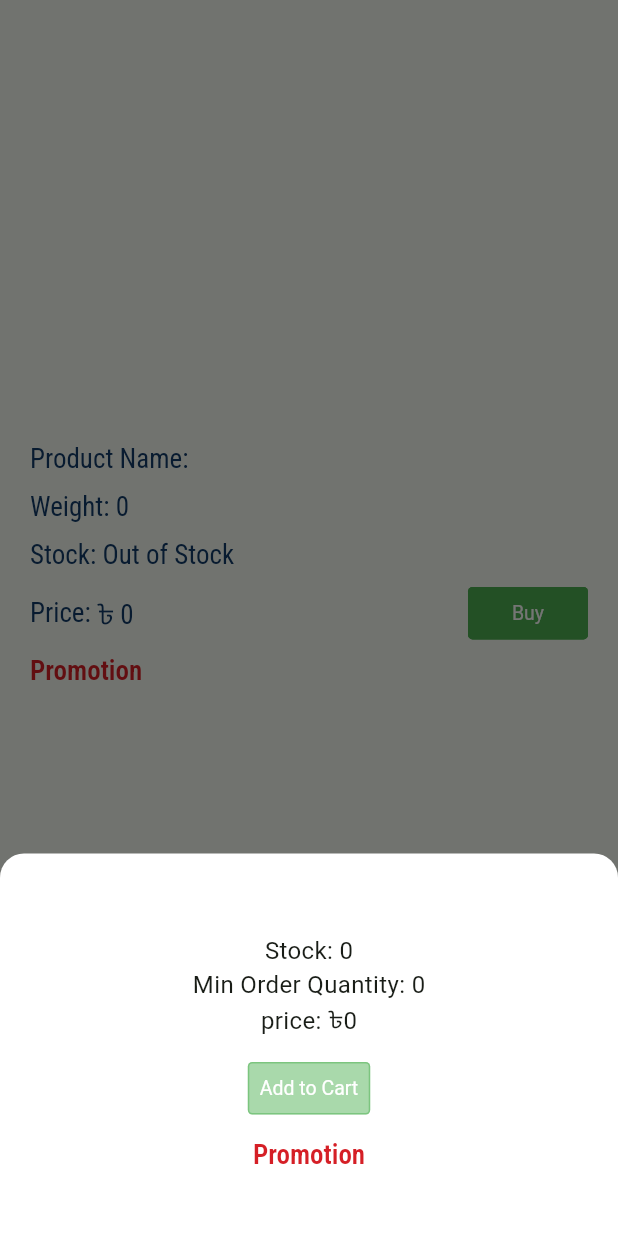
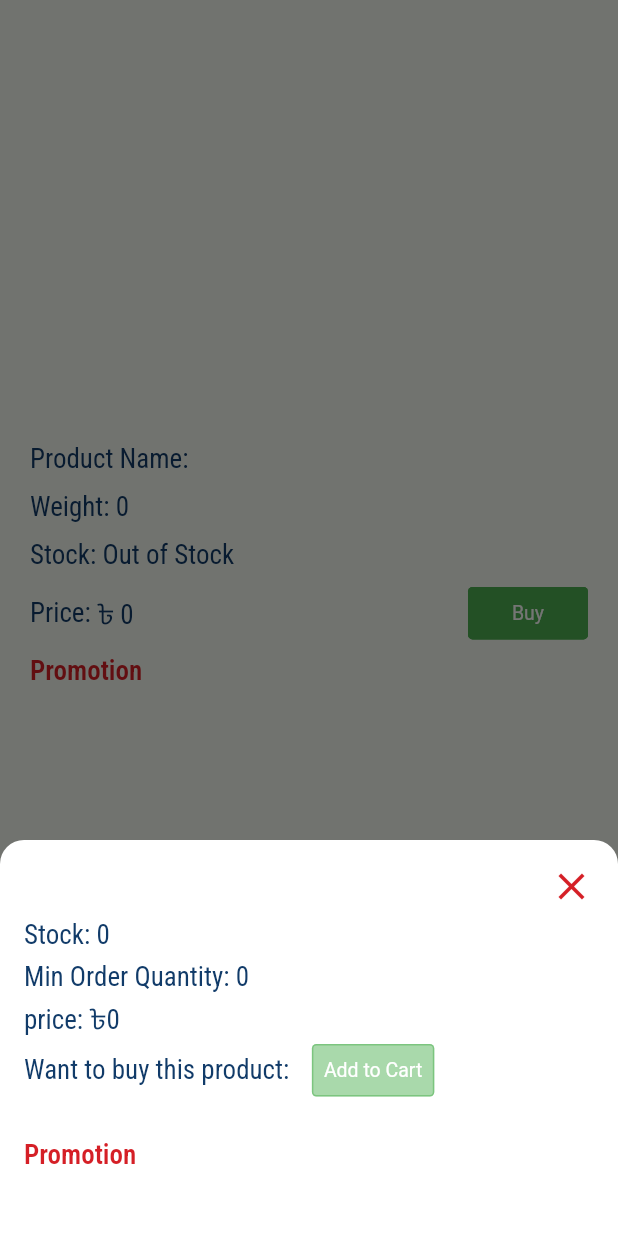
Before and after one commit to Sumaiya-Mollika/ezy_shop, a Flutter app: the ProductDetailsScreen screen opened directly with empty values, after a tap on "Buy", on a phone screen of 412 x 824 dp. Run offline on Flutter 3.47's test engine with Material 3 defaults, Android fonts, the phone set to English and light mode, and no system bars; drawn by our look-alikes of getwidget; our stand-ins replace dio, get, get_storage, google_fonts, persistent_bottom_nav_bar_v2, photo_view; accounts and stored records are empty.

Commit message:
feat: product quantity textfield issue fix and change bottomsheet design

```diff
--- a/lib/app/views/login_screen.dart
+++ b/lib/app/views/login_screen.dart
@@ -55,7 +55,7 @@ class LoginScreen extends StatelessWidget {
                   ),
                   Obx(() {
                     return authController.isLoading.value
-                        ? GFLoader(type: GFLoaderType.square,)
+                        ? GFLoader()
                         : AppButton(
                             buttonText: "Login",
                             onButtonPress:authController.userName.isNotEmpty&&authController.password.isNotEmpty? () {
--- a/lib/app/views/product/quantity_bottom_sheet.dart
+++ b/lib/app/views/product/quantity_bottom_sheet.dart
@@ -1,4 +1,6 @@
+import 'package:ezy_shop/app/components/text_component.dart';
 import 'package:ezy_shop/app/models/cart_item.dart';
+import 'package:ezy_shop/app/utils/style.dart';
 import 'package:ezy_shop/app/utils/util.dart';
 import 'package:flutter/material.dart';
 import 'package:get/get.dart';
@@ -13,8 +15,12 @@ class QuantityBottomSheet extends StatelessWidget {
   @override
   Widget build(BuildContext context) {
     final cartController = Get.put(CartController());
-   final RxInt quantity = (cartController.getProductQuantity(product.id!) ?? product.minimumOrderQuantity!).obs;
-
+    final RxInt quantity = (cartController.getProductQuantity(product.id!) ??
+            product.minimumOrderQuantity!)
+        .obs;
+    final TextEditingController quantityController =
+        TextEditingController(text: quantity.value.toString());
+    final GlobalKey<FormState> _formKey = GlobalKey<FormState>();
     return Container(
       width: Get.width,
       padding: EdgeInsets.all(16),
@@ -22,164 +28,144 @@ class QuantityBottomSheet extends StatelessWidget {
         color: Colors.white,
         borderRadius: BorderRadius.vertical(top: Radius.circular(16)),
       ),
+      child: Form(
+        key: _formKey,
         child: Column(
+          spacing: 6,
           mainAxisSize: MainAxisSize.min,
+          mainAxisAlignment: MainAxisAlignment.start,
+          crossAxisAlignment: CrossAxisAlignment.start,
           children: [
-          Text(
+            Row(
+              mainAxisAlignment: MainAxisAlignment.spaceBetween,
+              children: [
+                TextComponent(
                   product.title ?? 'Product',
-            style: TextStyle(fontSize: 20, fontWeight: FontWeight.bold),
+                  fontWeight: AppFontWeight.titleFontWeight,
+                  fontSize: TextSize.titleFontSize,
                 ),
-          SizedBox(height: 8),
-          Text(
+                GestureDetector(
+                    onTap: () {
+                      if (cartController.isProductInCart(product.id!)) {
+                        cartController.updateCartProductQuantity(
+                            product.id!, quantity.value);
+                      }
+
+                      Get.back();
+                    },
+                    child: Icon(
+                      Icons.close,
+                      color: AppColors.kErrorColor,
+                      size: 30,
+                    )),
+              ],
+            ),
+            TextComponent(
               'Stock: ${product.stock}',
-            style: TextStyle(fontSize: 16),
             ),
-          Text(
+            TextComponent(
               'Min Order Quantity: ${product.minimumOrderQuantity}',
-            style: TextStyle(fontSize: 16),
             ),
             Obx(
-            () => Text(
+              () => TextComponent(
                 'price: ${getPromotionText(CartItem(product: product, quantity: quantity.value)) ?? '৳${product.mrp! * quantity.value}'}',
-              style: TextStyle(fontSize: 16),
               ),
             ),
-          SizedBox(height: 16),
             Obx(
               () => cartController.isProductInCart(product.id!)
                   ? Row(
-                    mainAxisAlignment: MainAxisAlignment.center,
+                      spacing: 20,
                       children: [
-                      IconButton(
-                        onPressed: () {
-
-                          if (quantity.value > product.minimumOrderQuantity!) {
-                            quantity.value -= 1;
-                          }
-                          cartController.updateCartProductQuantity(product.id!, quantity.value);
-                        },
-                        icon: Icon(Icons.remove),
+                        TextComponent(
+                          'Quantity:',
                         ),
-                      Obx(
-                        () => SizedBox(
-                          width: 80,
-                          child: TextField(
-                            controller: TextEditingController(
-                                text: quantity.value.toString()),
+                        SizedBox(
+                          width: Get.width * .5,
+                          child: TextFormField(
+                            controller: quantityController,
                             keyboardType: TextInputType.number,
                             decoration: InputDecoration(
                               border: OutlineInputBorder(),
                               contentPadding: EdgeInsets.symmetric(
-                                  vertical: 10, horizontal: 10),
+                                  vertical: 5, horizontal: 10),
+                              prefix: IconButton(
+                                onPressed: () {
+                                  if (quantity.value >
+                                      product.minimumOrderQuantity!) {
+                                    quantity.value -= 1;
+                                    quantityController.text =
+                                        quantity.value.toString();
+                                  }
+                                  cartController.updateCartProductQuantity(
+                                      product.id!, quantity.value);
+                                },
+                                icon: Icon(Icons.remove),
                               ),
+                              suffix: IconButton(
+                                onPressed: () {
+                                  if (quantity.value < product.stock!) {
+                                    quantity.value += 1;
+                                    quantityController.text =
+                                        quantity.value.toString();
+                                  }
+                                  cartController.updateCartProductQuantity(
+                                      product.id!, quantity.value);
+                                },
+                                icon: Icon(Icons.add),
+                              ),
+                            ),
+                            validator: (value) {
+                              int newValue = int.tryParse(value!) ??
+                                  product.minimumOrderQuantity!;
+                              if (newValue > product.stock!) {
+                                return 'Maximum quantity is ${product.stock}';
+                              } else if (newValue <
+                                  product.minimumOrderQuantity!) {
+                                return 'Minimum quantity is ${product.minimumOrderQuantity}';
+                              }
+                              return null;
+                            },
+                            onTapOutside: (event) {
+                              if (_formKey.currentState!.validate()) {
+                                cartController.updateCartProductQuantity(
+                                    product.id!, quantity.value);
+                              }
+                            },
                             onChanged: (value) {
-                              if (value.isEmpty) {
-                                quantity.value = product.minimumOrderQuantity!;
-
-                              } else {
+                              if (_formKey.currentState!.validate()) {
                                 int newValue = int.tryParse(value) ??
                                     product.minimumOrderQuantity!;
-                                if (newValue > product.stock!) {
-                                  quantity.value = product.stock!;
-                                } else if (newValue <
-                                    product.minimumOrderQuantity!) {
-                                  quantity.value =
-                                      product.minimumOrderQuantity!;
-                                } else {
                                 quantity.value = newValue;
+                                cartController.updateCartProductQuantity(
+                                    product.id!, quantity.value);
                               }
-                              }
-                                 cartController.updateCartProductQuantity(product.id!, quantity.value);
                             },
                           ),
                         ),
-                      ),
-                      IconButton(
-                        onPressed: () {
-
-                          if (quantity.value < product.stock!) {
-                            quantity.value += 1;
-                          }
-                          cartController.updateCartProductQuantity(product.id!, quantity.value);
-                        },
-                        icon: Icon(Icons.add),
-                      ),
                       ],
                     )
-                : AppButton(
+                  : Row(
+                      spacing: 15,
+                      children: [
+                        TextComponent(
+                          'Want to buy this product:',
+                        ),
+                        AppButton(
                           buttonText: "Add to Cart",
                           onButtonPress: quantity.value != 0
                               ? () {
-                            cartController.addToCart(product, quantity.value);
-                            Get.back();
+                                  cartController.addToCart(
+                                      product, quantity.value);
                                 }
                               : null,
                         ),
+                      ],
                     ),
-          // Row(
-          //   mainAxisAlignment: MainAxisAlignment.center,
-          //   children: [
-          //     IconButton(
-          //       onPressed: () {
-          //         cartController.decreaseQuantity(CartItem(product: product, quantity: quantity.value));
-          //         // if (quantity.value > product.minimumOrderQuantity!) {
-          //         //   quantity.value -= 1;
-          //         // }
-          //       },
-          //       icon: Icon(Icons.remove),
-          //     ),
-          //     Obx(
-          //       () => SizedBox(
-          //         width: 80,
-          //         child: TextField(
-          //           controller:
-          //               TextEditingController(text: quantity.value.toString()),
-          //           keyboardType: TextInputType.number,
-          //           decoration: InputDecoration(
-          //             border: OutlineInputBorder(),
-          //             contentPadding:
-          //                 EdgeInsets.symmetric(vertical: 10, horizontal: 10),
-          //           ),
-          //           onChanged: (value) {
-          //             if (value.isEmpty) {
-          //               quantity.value = product.minimumOrderQuantity!;
-          //             } else {
-          //               int newValue = int.tryParse(value) ??
-          //                   product.minimumOrderQuantity!;
-          //               if (newValue > product.stock!) {
-          //                 quantity.value = product.stock!;
-          //               } else if (newValue < product.minimumOrderQuantity!) {
-          //                 quantity.value = product.minimumOrderQuantity!;
-          //               } else {
-          //                 quantity.value = newValue;
-          //               }
-          //             }
-          //           },
-          //         ),
-          //       ),
-          //     ),
-          //     IconButton(
-          //       onPressed: () {
-          //         if (quantity.value < product.stock!) {
-          //           quantity.value += 1;
-          //         }
-          //       },
-          //       icon: Icon(Icons.add),
-          //     ),
-          //   ],
-          // ),
+            ),
             SizedBox(height: 16),
             if (product.promotion != null) getPromotion(product.promotion),
-          // AppButton(
-          //   buttonText: "Add to Cart",
-          //   onButtonPress: quantity.value != 0
-          //       ? () {
-          //           cartController.addToCart(product, quantity.value);
-          //           Get.back();
-          //         }
-          //       : null,
-          // ),
           ],
+        ),
       ),
     );
   }
```
Lines whose indentation alone changed are shown as unchanged.
